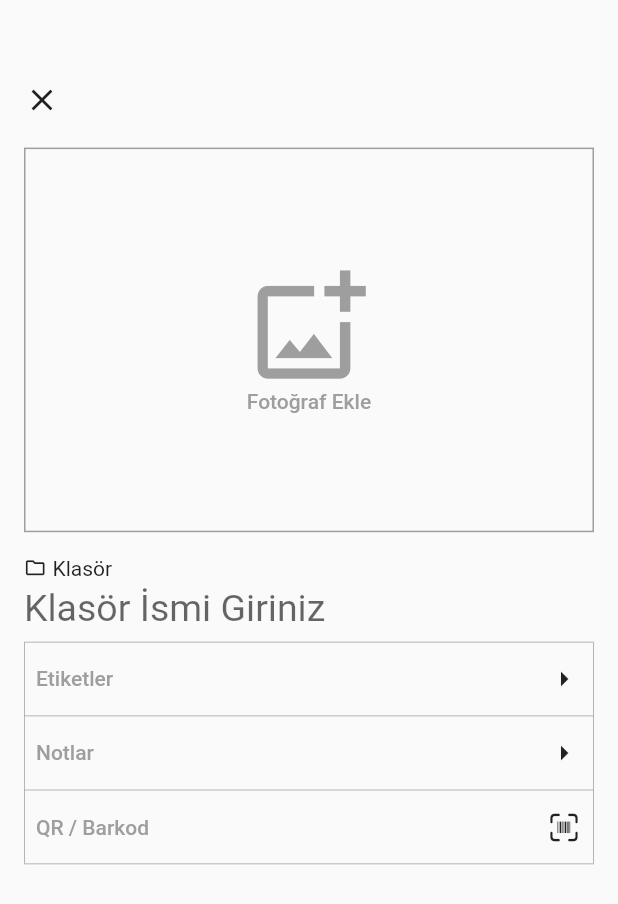
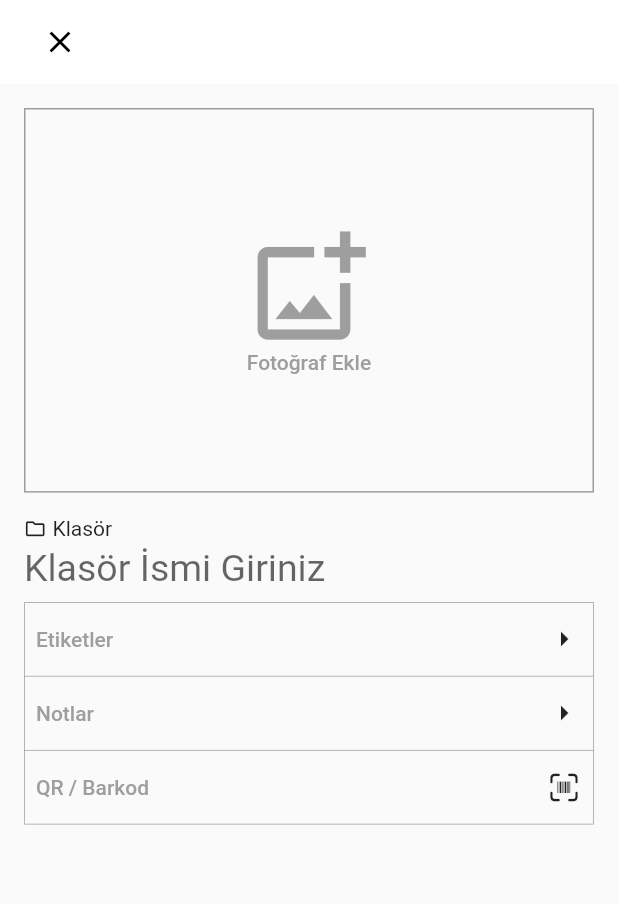
Before and after one commit to hasan-ciftci/honeywell-scanner, a Flutter app: the AddFolderView screen opened directly, on a phone screen of 412 x 824 dp. Shown: the top 904 px of the screen. Run offline on Flutter 3.47's test engine with Material 2 defaults, Android fonts, the phone set to English and light mode, and no system bars; our stand-ins replace bloc, equatable, flutter_bloc, sqflite; missing offline and left inert: honeywell_scanner; accounts and stored records are empty.

Commit message:
Appbar widget changed for both of add item/folder view.

```diff
--- a/lib/presentation/bloc/addfolder/add_folder_state.dart
+++ b/lib/presentation/bloc/addfolder/add_folder_state.dart
@@ -2,7 +2,7 @@ import 'package:equatable/equatable.dart';
 
 class AddFolderState extends Equatable {
   final String folderName;
-  bool get isValidUserName => folderName != null && folderName.length > 0;
+  bool get isValidFolderName => folderName != null && folderName.length > 0;
   final String folderTags;
   final String folderNotes;
   final String folderBarcode;
--- a/lib/presentation/view/add_folder_view.dart
+++ b/lib/presentation/view/add_folder_view.dart
@@ -17,11 +17,11 @@ class _AddFolderViewState extends State<AddFolderView> {
     context.read<ItemsRepository>().getCurrentDirectory();
     Size size = MediaQuery.of(context).size;
     return Scaffold(
+      appBar: buildAppBar(),
       body: SingleChildScrollView(
         physics: BouncingScrollPhysics(parent: AlwaysScrollableScrollPhysics()),
         child: Column(
           children: [
-            buildAppBar(size),
             buildAddPhotoButton(size),
             SizedBox(
               height: size.height * .55,
@@ -40,6 +40,59 @@ class _AddFolderViewState extends State<AddFolderView> {
           ],
         ),
       ),
+    );
+  }
+
+  AppBar buildAppBar() {
+    return AppBar(
+      backgroundColor: Colors.white,
+      elevation: 0,
+      automaticallyImplyLeading: false,
+      leadingWidth: 0,
+      title: Row(
+        mainAxisAlignment: MainAxisAlignment.spaceBetween,
+        children: [
+          buildCloseButton(),
+          buildSaveButton(),
+        ],
+      ),
+    );
+  }
+
+  IconButton buildCloseButton() {
+    return IconButton(
+      icon: Icon(
+        Icons.close,
+        color: Colors.black,
+      ),
+      onPressed: () {
+        Navigator.of(context).pop();
+      },
+    );
+  }
+
+  BlocBuilder buildSaveButton() {
+    return BlocBuilder<AddFolderBloc, AddFolderState>(
+      builder: (BuildContext context, state) {
+        return Opacity(
+          opacity: state.isValidFolderName ? 1 : 0,
+          child: Container(
+            margin: EdgeInsets.only(right: 16.0),
+            padding: EdgeInsets.all(6.0),
+            decoration: BoxDecoration(
+              color: Color(0xFFe22236),
+              borderRadius: BorderRadius.circular(5),
+            ),
+            child: Text(
+              "Kaydet",
+              style: Theme.of(context)
+                  .textTheme
+                  .bodyText1
+                  .copyWith(color: Colors.white),
+            ),
+          ),
+        );
+      },
     );
   }
 
@@ -179,53 +232,4 @@ class _AddFolderViewState extends State<AddFolderView> {
       ),
     );
   }
-
-  SizedBox buildAppBar(Size size) {
-    return SizedBox(
-      height: size.height * .1,
-      child: SafeArea(
-        bottom: false,
-        child: Padding(
-          padding: EdgeInsets.symmetric(horizontal: 16.0, vertical: 4.0),
-          child: Row(
-            crossAxisAlignment: CrossAxisAlignment.end,
-            mainAxisAlignment: MainAxisAlignment.spaceBetween,
-            children: [
-              GestureDetector(
-                child: Icon(Icons.close),
-                onTap: () {
-                  Navigator.of(context).pop();
-                },
-              ),
-              buildSaveButton()
-            ],
-          ),
-        ),
-      ),
-    );
-  }
-
-  BlocBuilder buildSaveButton() {
-    return BlocBuilder<AddFolderBloc, AddFolderState>(
-      builder: (BuildContext context, state) {
-        return Opacity(
-          opacity: state.isValidUserName ? 1 : 0,
-          child: Container(
-            padding: EdgeInsets.all(6.0),
-            decoration: BoxDecoration(
-              color: Color(0xFFe22236),
-              borderRadius: BorderRadius.circular(10),
-            ),
-            child: Text(
-              "Kaydet",
-              style: Theme.of(context)
-                  .textTheme
-                  .bodyText1
-                  .copyWith(color: Colors.white),
-            ),
-          ),
-        );
-      },
-    );
-  }
 }
```
Also changed, not shown: lib/presentation/view/add_item_view.dart (+55 -50 lines).
